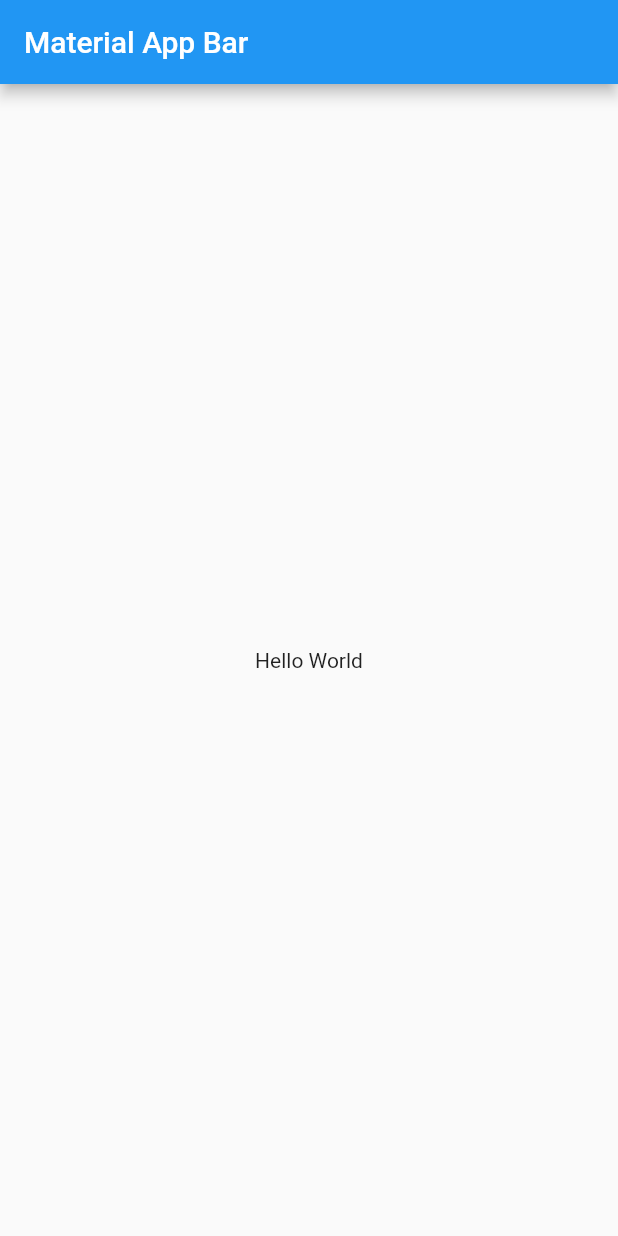
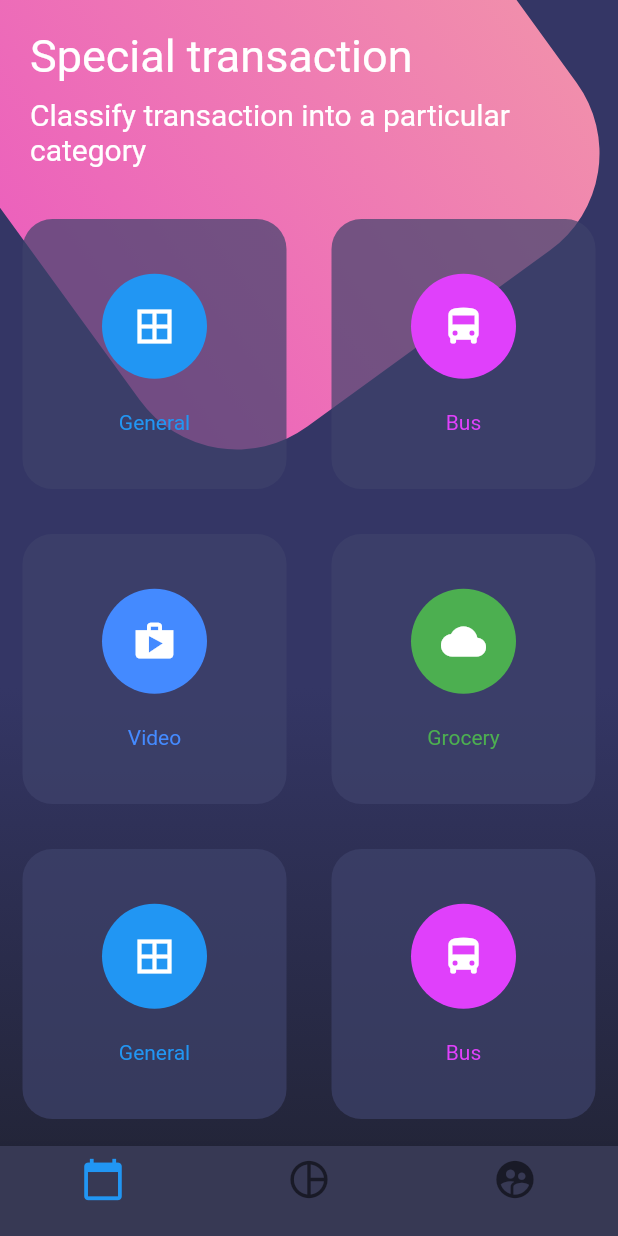
Before and after one commit to jddios837/flutter_design, a Flutter app: the screen it shows after launch, on a phone screen of 412 x 824 dp. Run offline on Flutter 3.47's test engine with Material 2 defaults, Android fonts, the phone set to English and light mode, and no system bars.

Commit message:
Finish button page

```diff
--- a/lib/main.dart
+++ b/lib/main.dart
@@ -1,22 +1,30 @@
 import 'package:flutter/material.dart';
+import 'package:flutter/services.dart';
+
+import 'package:design_flutter/src/pages/scroll_page.dart';
+import 'package:design_flutter/src/pages/basic_page.dart';
+import 'package:design_flutter/src/pages/button_page.dart';
 
 void main() => runApp(MyApp());
 
 class MyApp extends StatelessWidget {
   @override
   Widget build(BuildContext context) {
+
+    // Change Color bar
+    SystemChrome.setSystemUIOverlayStyle( SystemUiOverlayStyle.light.copyWith(
+      statusBarColor: Colors.black,
+    ));
+
     return MaterialApp(
-      title: 'Material App',
-      home: Scaffold(
-        appBar: AppBar(
-          title: Text('Material App Bar'),
-        ),
-        body: Center(
-          child: Container(
-            child: Text('Hello World'),
-          ),
-        ),
-      ),
+      debugShowCheckedModeBanner: false,
+      title: 'Diseño',
+      initialRoute: 'button',
+      routes: {
+        'basico': (BuildContext context) => BasicPage(),
+        'scroll': (BuildContext context) => ScrollPage(),
+        'button': (BuildContext context) => ButtonPage(),
+      },
     );
   }
 }
--- /dev/null
+++ b/lib/src/pages/button_page.dart
@@ -0,0 +1,203 @@
+import 'dart:math';
+import 'dart:ui';
+
+import 'package:flutter/material.dart';
+
+class ButtonPage extends StatelessWidget {
+
+  @override
+  Widget build(BuildContext context) {
+
+    return Container(
+      child: Scaffold(
+        body: Stack(
+          children: <Widget>[
+            _fondoApp(),
+
+            SingleChildScrollView(
+              child: Column(
+                children: <Widget>[
+                  _titulos(),
+                  _botonesRedondeados()
+                ],
+              ),
+            )
+          ],
+        ),
+        bottomNavigationBar: _bottomNavigationBar(context),
+        // bottomNavigationBar: BottomNavigationBar(
+        //   fixedColor: Colors.pink,
+        //   items: <BottomNavigationBarItem>[
+        //     BottomNavigationBarItem(
+        //       icon: Icon( Icons.calendar_today ),
+        //       title: Container()
+        //       // title: Text('Hola')
+        //     ),
+        //     BottomNavigationBarItem(
+        //       icon: Icon( Icons.pie_chart_outlined ),
+        //       title: Container()
+        //     ),
+        //     BottomNavigationBarItem(
+        //       icon: Icon( Icons.supervised_user_circle ),
+        //       title: Container()
+        //     )
+        //   ],
+        // ),
+      ),
+    );
+  }
+
+  Widget _fondoApp() {
+      final grandiente = Container(
+        width: double.infinity,
+        height: double.infinity,
+        decoration: BoxDecoration(
+          gradient: LinearGradient(
+            begin: FractionalOffset(0.0, 0.6),
+            end: FractionalOffset(0.0, 1.0),
+            colors: [
+              Color.fromRGBO(52, 54, 101, 1.0),
+              Color.fromRGBO(35, 37, 57, 1.0)
+            ]
+          )
+        ),
+      );
+
+      final cajaRosa = Transform.rotate(
+        angle: -pi / 5.0,
+        child: Container(
+          height: 360.0,
+          width: 360.0,
+          decoration: BoxDecoration(
+            borderRadius: BorderRadius.circular(80.0),
+            gradient: LinearGradient(
+              colors: [
+                Color.fromRGBO(236, 98, 188, 1.0),
+                Color.fromRGBO(241, 142, 172, 1.0)
+              ]
+            )
+          ),
+        ),
+      );
+
+      return Stack(
+        children: <Widget>[
+          grandiente,
+          Positioned(
+            top: -100,
+            child: cajaRosa,
+          )
+        ],
+      );
+    }
+
+  Widget _titulos() {
+    return SafeArea(
+        child: Container(
+          padding: EdgeInsets.all(20.0),
+          child: Column(
+          crossAxisAlignment: CrossAxisAlignment.start,
+          children: <Widget>[
+            Text(
+              'Special transaction',
+              style: TextStyle(color: Colors.white, fontSize: 30.0),
+            ),
+            SizedBox(
+              height: 10.0,
+            ),
+            Text(
+              'Classify transaction into a particular category',
+              style: TextStyle(color: Colors.white, fontSize: 20.0),
+            )
+          ],
+        ),
+      ),
+    );
+  }
+
+  Widget _bottomNavigationBar(BuildContext context) {
+    return Theme(
+      data: Theme.of(context).copyWith(
+        canvasColor: Color.fromRGBO(55, 57, 84, 1.0),
+        primaryColor: Colors.pinkAccent,
+        textTheme: Theme.of(context).textTheme
+          .copyWith( caption: TextStyle(color: Color.fromRGBO(116, 117, 152, 1.0)))
+      ),
+      child: BottomNavigationBar(
+        items: [
+          BottomNavigationBarItem(
+            icon: Icon( Icons.calendar_today, size: 30.0,),
+            title: Container()
+          ),
+          BottomNavigationBarItem(
+            icon: Icon( Icons.pie_chart_outlined, size: 30.0,),
+            title: Container()
+          ),
+          BottomNavigationBarItem(
+            icon: Icon( Icons.supervised_user_circle, size: 30.0,),
+            title: Container()
+          )
+        ],
+      ),
+    );
+  }
+
+  Widget _botonesRedondeados() {
+    return Table(
+      children: [
+        TableRow(
+          children: [
+            _crearBotonRedondeado( Colors.blue, Icons.border_all, 'General' ),
+            _crearBotonRedondeado( Colors.purpleAccent, Icons.directions_bus, 'Bus' )
+          ]
+        ),
+        TableRow(
+          children: [
+            _crearBotonRedondeado( Colors.blueAccent, Icons.shop, 'Video' ),
+            _crearBotonRedondeado( Colors.green, Icons.cloud, 'Grocery' )
+          ]
+        ),
+        TableRow(
+          children: [
+            _crearBotonRedondeado( Colors.blue, Icons.border_all, 'General' ),
+            _crearBotonRedondeado( Colors.purpleAccent, Icons.directions_bus, 'Bus' )
+          ]
+        ),
+        TableRow(
+          children: [
+            _crearBotonRedondeado( Colors.blueAccent, Icons.shop, 'Video' ),
+            _crearBotonRedondeado( Colors.green, Icons.cloud, 'Grocery' )
+          ]
+        )
+      ],
+    );
+  }
+
+  Widget _crearBotonRedondeado(Color color, IconData icono, String texto) {
+    return BackdropFilter(
+        filter: ImageFilter.blur(sigmaX: 0.1, sigmaY: 0.1),
+        child: Container(
+        height: 180.0,
+        margin: EdgeInsets.all(15.0),
+        decoration: BoxDecoration(
+          color: Color.fromRGBO(62, 66, 107, 0.7),
+          borderRadius: BorderRadius.circular(20.0)
+        ),
+        child: Column(
+          mainAxisAlignment: MainAxisAlignment.spaceAround,
+          children: <Widget>[
+            SizedBox(height: 5.0,),
+            CircleAvatar(
+              backgroundColor: color,
+              radius: 35.0,
+              child: Icon(icono, color: Colors.white, size: 30.0,),
+            ),
+            Text(texto, style: TextStyle(color: color)),
+            SizedBox(height: 5.0,)
+          ],
+        ),
+      ),
+    );
+  }
+
+}
--- a/pubspec.yaml
+++ b/pubspec.yaml
@@ -41,8 +41,8 @@ flutter:
   uses-material-design: true
 
   # To add assets to your application, add an assets section, like this:
-  # assets:
-  #  - images/a_dot_burr.jpeg
+  assets:
+   - assets/
   #  - images/a_dot_ham.jpeg
 
   # An image asset can refer to one or more resolution-specific "variants", see
```
Also changed, not shown: lib/src/pages/basic_page.dart (added, +104 -0 lines), lib/src/pages/scroll_page.dart (added, +99 -0 lines), assets/scroll-1.png (added).
